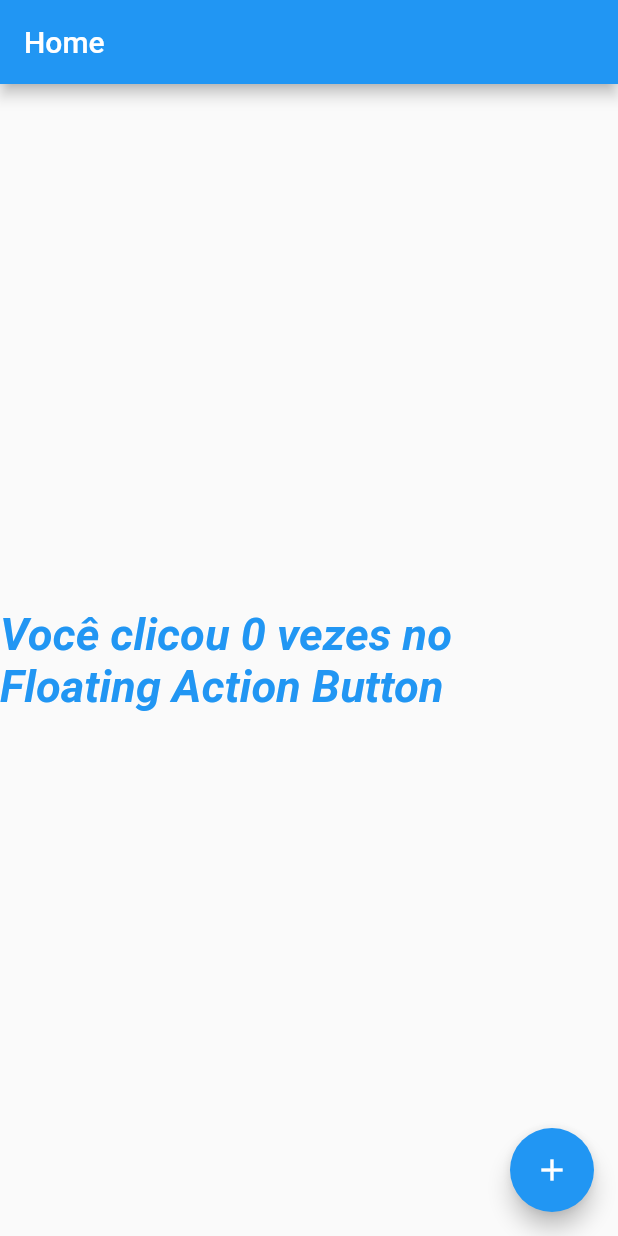
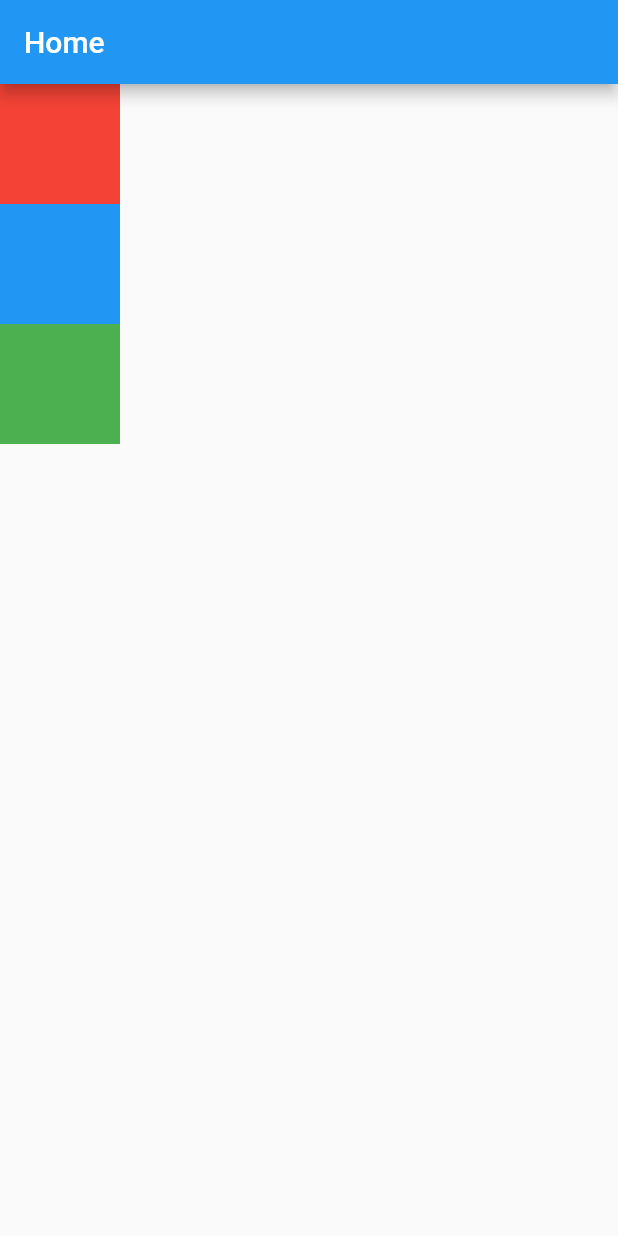
Before and after one commit to joaopichetti/semeando-devs, a Flutter app: the screen it shows after launch, on a phone screen of 412 x 824 dp. Run offline on Flutter 3.47's test engine with Material 2 defaults, Android fonts, the light colour scheme and no system bars.

Commit message:
Adicionando Column no HomePage

```diff
--- a/flutter_hello_world/lib/home_page.dart
+++ b/flutter_hello_world/lib/home_page.dart
@@ -10,34 +10,30 @@ class HomePage extends StatefulWidget {
 class _HomePageState extends State<HomePage> {
   var count = 0;
 
-
   @override
   Widget build(BuildContext context) {
     return Scaffold(
       appBar: AppBar(
         title: Text('Home'),
       ),
-      body: Center(
-        child: Text(
-          'Você clicou $count vezes no Floating Action Button',
-          style: TextStyle(
-            fontSize: 30,
-            fontStyle: FontStyle.italic,
-            fontWeight: FontWeight.bold,
+      body: Column(
+        children: [
+          Container(
+            height: 80,
+            width: 80,
+            color: Colors.red,
+          ),
+          Container(
+            height: 80,
+            width: 80,
             color: Colors.blue,
           ),
-        ),
-      ),
-      floatingActionButton: FloatingActionButton(
-        child: Icon(
-          Icons.add,
-        ),
-        onPressed: () {
-          setState(() {
-            count++;
-          });
-          print('count: $count');
-        },
+          Container(
+            height: 80,
+            width: 80,
+            color: Colors.green,
+          ),
+        ],
       ),
     );
   }
```
